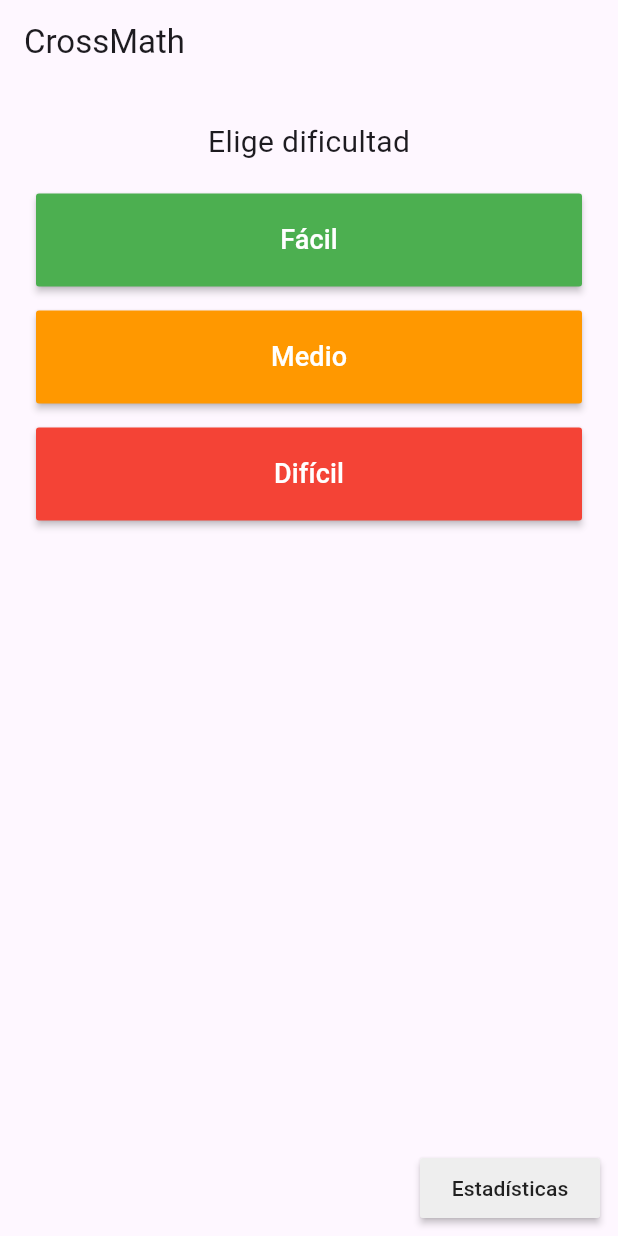
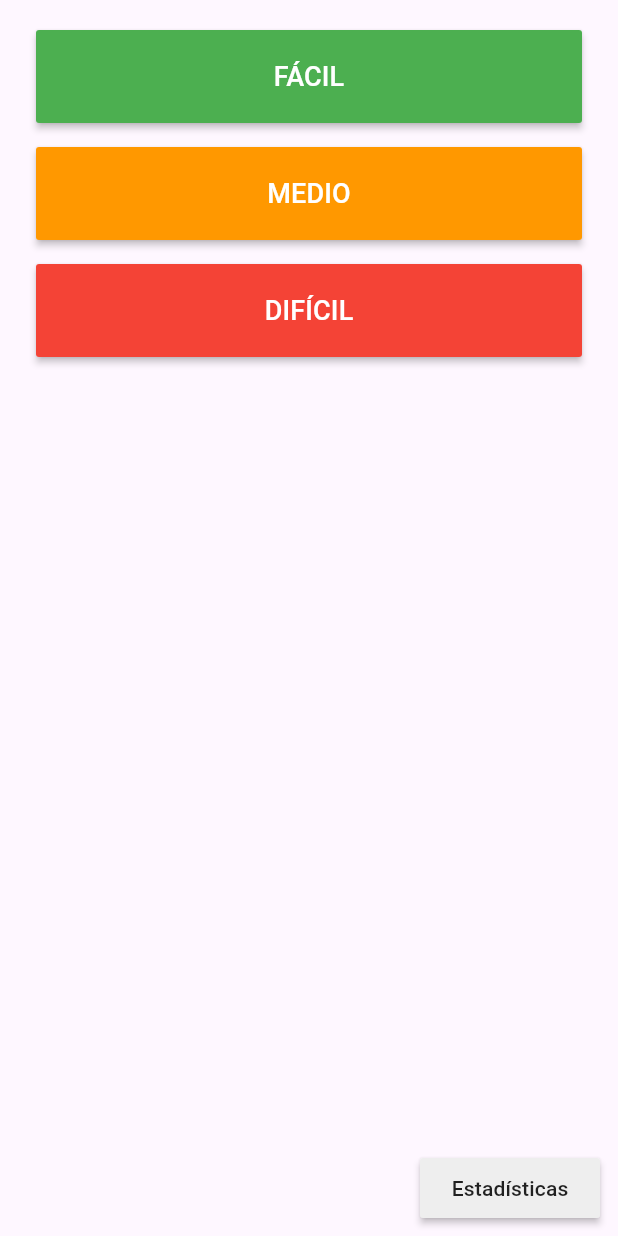
Before and after one commit to samboadas221/flutter-old, a Flutter app: the screen it shows after launch, on a phone screen of 412 x 824 dp. Run offline on Flutter 3.47's test engine with Material 3 defaults, Android fonts, the phone set to English and light mode, and no system bars.

Commit message:
Modifying home screen

```diff
--- a/lib/main.dart
+++ b/lib/main.dart
@@ -7,7 +7,7 @@ class MyApp extends StatelessWidget {
   @override
   Widget build(BuildContext context) {
     return MaterialApp(
-      title: 'CrossMath',
+      title: 'CrossMathMisWebos',
       debugShowCheckedModeBanner: false,
       theme: ThemeData(primarySwatch: Colors.indigo),
       home: HomeScreen(),
--- a/lib/ui/screens/home_screen.dart
+++ b/lib/ui/screens/home_screen.dart
@@ -18,16 +18,13 @@ class HomeScreen extends StatelessWidget {
   @override
   Widget build(BuildContext context) {
     return Scaffold(
-      appBar: AppBar(title: Text('CrossMath')),
       body: SafeArea(
         child: Column(
           children: <Widget>[
-            SizedBox(height: 24.0),
-            Text('Elige dificultad', style: TextStyle(fontSize: 20.0)),
             SizedBox(height: 12.0),
-            _bigButton(context, 'Fácil', Colors.green),
-            _bigButton(context, 'Medio', Colors.orange),
-            _bigButton(context, 'Difícil', Colors.red),
+            _bigButton(context, 'FÁCIL', Colors.green),
+            _bigButton(context, 'MEDIO', Colors.orange),
+            _bigButton(context, 'DIFÍCIL', Colors.red),
             Expanded(child: Container()), // pushes stats button to bottom
             Container(
               alignment: Alignment.centerRight,
```
